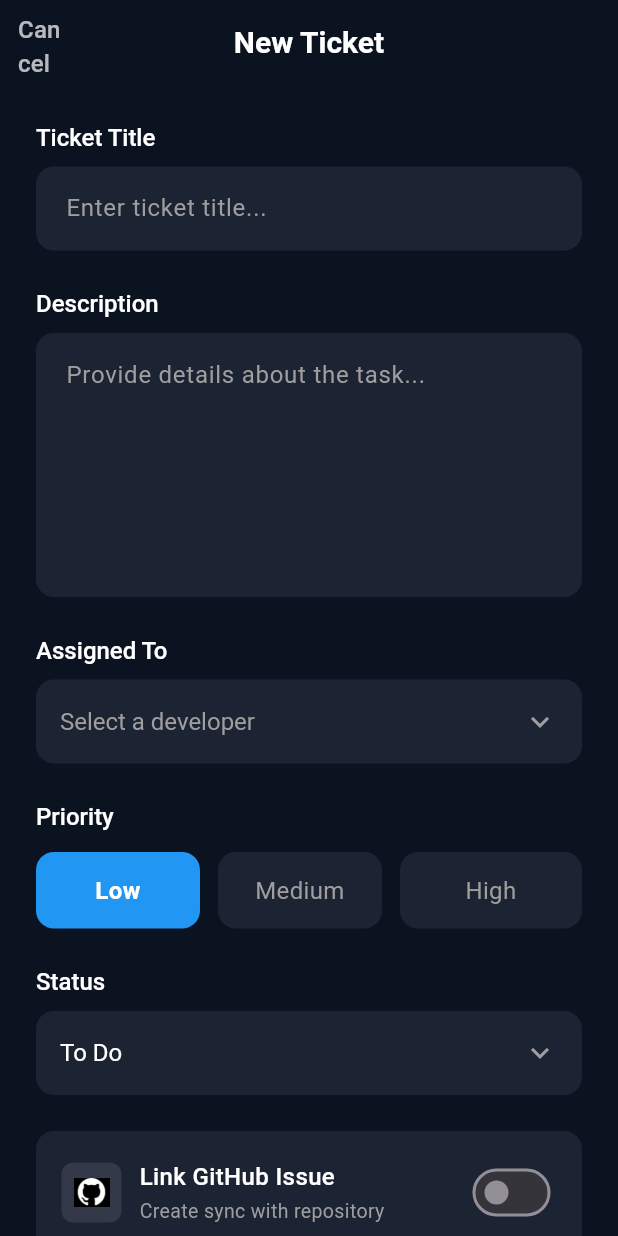
After one commit to GHEMNINGAaron/ticketeer, a Flutter app: the screen it shows once a user with an empty profile is signed in, after a tap on the "add" icon, on a phone screen of 412 x 824 dp. The commit adds this screen. Run offline on Flutter 3.47's test engine with Material 3 defaults, Android fonts, the phone set to English and light mode, and no system bars; our stand-ins replace cloud_firestore, firebase_auth, firebase_core; accounts and stored records are empty.

Commit message:
feat: Enhance ticket management with create ticket functionality and improved ticket model

```diff
--- a/lib/models/ticket.dart
+++ b/lib/models/ticket.dart
@@ -1,23 +1,130 @@
 class Ticket {
   final String id;
+  final String title;
+  final String description;
   final String project;
-  final String title;
-  final String priority; // HIGH, MEDIUM, LOW
-  final String? assignedTo;
+  final String priority; // LOW, MEDIUM, HIGH
   final String status; // NEW, ACTIVE, RESOLVED
+  final String? assignedTo; // User ID
+  final String? assignedToName; // User name for display
+  final String createdBy; // User ID
+  final String? teamId;
+  final DateTime createdAt;
+  final DateTime? updatedAt;
   final String? updatedTime;
   final String? helpWanted;
   final String iconPath;
+  final bool linkToGithub;
+  final String? githubIssueId;
 
   Ticket({
     required this.id,
+    required this.title,
+    required this.description,
     required this.project,
-    required this.title,
     required this.priority,
+    required this.status,
     this.assignedTo,
-    required this.status,
+    this.assignedToName,
+    required this.createdBy,
+    this.teamId,
+    required this.createdAt,
+    this.updatedAt,
     this.updatedTime,
     this.helpWanted,
     required this.iconPath,
+    this.linkToGithub = false,
+    this.githubIssueId,
   });
+
+  // Convertir en JSON pour Firestore
+  Map<String, dynamic> toJson() {
+    return {
+      'id': id,
+      'title': title,
+      'description': description,
+      'project': project,
+      'priority': priority,
+      'status': status,
+      'assignedTo': assignedTo,
+      'assignedToName': assignedToName,
+      'createdBy': createdBy,
+      'teamId': teamId,
+      'createdAt': createdAt.toIso8601String(),
+      'updatedAt': updatedAt?.toIso8601String(),
+      'updatedTime': updatedTime,
+      'helpWanted': helpWanted,
+      'iconPath': iconPath,
+      'linkToGithub': linkToGithub,
+      'githubIssueId': githubIssueId,
+    };
+  }
+
+  // Créer depuis JSON
+  factory Ticket.fromJson(Map<String, dynamic> json) {
+    return Ticket(
+      id: json['id'] ?? '',
+      title: json['title'] ?? '',
+      description: json['description'] ?? '',
+      project: json['project'] ?? '',
+      priority: json['priority'] ?? 'LOW',
+      status: json['status'] ?? 'NEW',
+      assignedTo: json['assignedTo'],
+      assignedToName: json['assignedToName'],
+      createdBy: json['createdBy'] ?? '',
+      teamId: json['teamId'],
+      createdAt: json['createdAt'] != null
+          ? DateTime.parse(json['createdAt'])
+          : DateTime.now(),
+      updatedAt: json['updatedAt'] != null
+          ? DateTime.parse(json['updatedAt'])
+          : null,
+      updatedTime: json['updatedTime'],
+      helpWanted: json['helpWanted'],
+      iconPath: json['iconPath'] ?? '📋',
+      linkToGithub: json['linkToGithub'] ?? false,
+      githubIssueId: json['githubIssueId'],
+    );
+  }
+
+  // Copier avec modifications
+  Ticket copyWith({
+    String? id,
+    String? title,
+    String? description,
+    String? project,
+    String? priority,
+    String? status,
+    String? assignedTo,
+    String? assignedToName,
+    String? createdBy,
+    String? teamId,
+    DateTime? createdAt,
+    DateTime? updatedAt,
+    String? updatedTime,
+    String? helpWanted,
+    String? iconPath,
+    bool? linkToGithub,
+    String? githubIssueId,
+  }) {
+    return Ticket(
+      id: id ?? this.id,
+      title: title ?? this.title,
+      description: description ?? this.description,
+      project: project ?? this.project,
+      priority: priority ?? this.priority,
+      status: status ?? this.status,
+      assignedTo: assignedTo ?? this.assignedTo,
+      assignedToName: assignedToName ?? this.assignedToName,
+      createdBy: createdBy ?? this.createdBy,
+      teamId: teamId ?? this.teamId,
+      createdAt: createdAt ?? this.createdAt,
+      updatedAt: updatedAt ?? this.updatedAt,
+      updatedTime: updatedTime ?? this.updatedTime,
+      helpWanted: helpWanted ?? this.helpWanted,
+      iconPath: iconPath ?? this.iconPath,
+      linkToGithub: linkToGithub ?? this.linkToGithub,
+      githubIssueId: githubIssueId ?? this.githubIssueId,
+    );
+  }
 }
--- /dev/null
+++ b/lib/screen/create_ticket_screen.dart
@@ -0,0 +1,316 @@
+import 'package:flutter/material.dart';
+import 'package:provider/provider.dart';
+import '../models/ticket.dart';
+import '../providers/auth_provider.dart';
+import '../widgets/custom_text_field.dart';
+import '../widgets/custom_dropdown.dart';
+import '../widgets/priority_selector.dart';
+import '../widgets/github_link_card.dart';
+import '../widgets/section_label.dart';
+
+class CreateTicketScreen extends StatefulWidget {
+  const CreateTicketScreen({Key? key}) : super(key: key);
+
+  @override
+  State<CreateTicketScreen> createState() => _CreateTicketScreenState();
+}
+
+class _CreateTicketScreenState extends State<CreateTicketScreen> {
+  final _formKey = GlobalKey<FormState>();
+  final _titleController = TextEditingController();
+  final _descriptionController = TextEditingController();
+  final _githubIssueController = TextEditingController();
+
+  String _selectedPriority = 'LOW';
+  String _selectedStatus = 'NEW';
+  String? _selectedDeveloper;
+  bool _linkToGithub = false;
+
+  // Liste fictive de développeurs (à remplacer par des données réelles)
+  final List<Map<String, String>> _developers = [
+    {'id': '1', 'name': 'Alex M.'},
+    {'id': '2', 'name': 'Sarah K.'},
+    {'id': '3', 'name': 'John D.'},
+    {'id': '4', 'name': 'Emma W.'},
+  ];
+
+  static const Map<String, String> _statusDisplayNames = {
+    'NEW': 'To Do',
+    'ACTIVE': 'In Progress',
+    'RESOLVED': 'Done',
+  };
+
+  @override
+  void dispose() {
+    _titleController.dispose();
+    _descriptionController.dispose();
+    _githubIssueController.dispose();
+    super.dispose();
+  }
+
+  void _handleCreateTicket() {
+    if (_formKey.currentState!.validate()) {
+      final authProvider = Provider.of<AuthProvider>(context, listen: false);
+
+      final newTicket = Ticket(
+        id: DateTime.now().millisecondsSinceEpoch.toString(),
+        title: _titleController.text.trim(),
+        description: _descriptionController.text.trim(),
+        project: 'INTERNAL TICKETING',
+        priority: _selectedPriority,
+        status: _selectedStatus,
+        assignedTo: _selectedDeveloper,
+        assignedToName: _selectedDeveloper != null
+            ? _developers.firstWhere(
+                (dev) => dev['id'] == _selectedDeveloper,
+              )['name']
+            : null,
+        createdBy: authProvider.user?.id ?? '',
+        createdAt: DateTime.now(),
+        iconPath: '📋',
+        linkToGithub: _linkToGithub,
+        githubIssueId:
+            _linkToGithub ? _githubIssueController.text.trim() : null,
+      );
+
+      // TODO: Sauvegarder dans Firestore
+      print('New ticket created: ${newTicket.toJson()}');
+
+      ScaffoldMessenger.of(context).showSnackBar(
+        const SnackBar(
+          content: Text('Ticket created successfully!'),
+          backgroundColor: Colors.green,
+        ),
+      );
+
+      Navigator.pop(context, newTicket);
+    }
+  }
+
+  @override
+  Widget build(BuildContext context) {
+    return Scaffold(
+      backgroundColor: const Color(0xFF0B1220),
+      appBar: _buildAppBar(),
+      body: SafeArea(
+        child: SingleChildScrollView(
+          child: Padding(
+            padding: const EdgeInsets.all(24),
+            child: Form(
+              key: _formKey,
+              child: Column(
+                crossAxisAlignment: CrossAxisAlignment.start,
+                children: [
+                  _buildTitleSection(),
+                  const SizedBox(height: 24),
+                  _buildDescriptionSection(),
+                  const SizedBox(height: 24),
+                  _buildAssignedToSection(),
+                  const SizedBox(height: 24),
+                  _buildPrioritySection(),
+                  const SizedBox(height: 24),
+                  _buildStatusSection(),
+                  const SizedBox(height: 24),
+                  _buildGitHubSection(),
+                  const SizedBox(height: 32),
+                  _buildCreateButton(),
+                ],
+              ),
+            ),
+          ),
+        ),
+      ),
+    );
+  }
+
+  PreferredSizeWidget _buildAppBar() {
+    return AppBar(
+      backgroundColor: const Color(0xFF0B1220),
+      elevation: 0,
+      leading: TextButton(
+        onPressed: () => Navigator.pop(context),
+        child: const Text(
+          'Cancel',
+          style: TextStyle(color: Colors.white70, fontSize: 16),
+        ),
+      ),
+      title: const Text(
+        'New Ticket',
+        style: TextStyle(
+          color: Colors.white,
+          fontSize: 20,
+          fontWeight: FontWeight.bold,
+        ),
+      ),
+      centerTitle: true,
+    );
+  }
+
+  Widget _buildTitleSection() {
+    return Column(
+      crossAxisAlignment: CrossAxisAlignment.start,
+      children: [
+        const SectionLabel(text: 'Ticket Title'),
+        const SizedBox(height: 8),
+        CustomTextField(
+          controller: _titleController,
+          hint: 'Enter ticket title...',
+          validator: (value) {
+            if (value == null || value.isEmpty) {
+              return 'Please enter a title';
+            }
+            return null;
+          },
+        ),
+      ],
+    );
+  }
+
+  Widget _buildDescriptionSection() {
+    return Column(
+      crossAxisAlignment: CrossAxisAlignment.start,
+      children: [
+        const SectionLabel(text: 'Description'),
+        const SizedBox(height: 8),
+        CustomTextField(
+          controller: _descriptionController,
+          hint: 'Provide details about the task...',
+          maxLines: 6,
+          validator: (value) {
+            if (value == null || value.isEmpty) {
+              return 'Please enter a description';
+            }
+            return null;
+          },
+        ),
+      ],
+    );
+  }
+
+  Widget _buildAssignedToSection() {
+    return Column(
+      crossAxisAlignment: CrossAxisAlignment.start,
+      children: [
+        const SectionLabel(text: 'Assigned To'),
+        const SizedBox(height: 8),
+        CustomDropdown<String>(
+          value: _selectedDeveloper,
+          hint: 'Select a developer',
+          items: _developers.map((dev) {
+            return DropdownMenuItem<String>(
+              value: dev['id'],
+              child: Text(dev['name']!),
+            );
+          }).toList(),
+          onChanged: (value) {
+            setState(() {
+              _selectedDeveloper = value;
+            });
+          },
+        ),
+      ],
+    );
+  }
+
+  Widget _buildPrioritySection() {
+    return Column(
+      crossAxisAlignment: CrossAxisAlignment.start,
+      children: [
+        const SectionLabel(text: 'Priority'),
+        const SizedBox(height: 12),
+        PrioritySelector(
+          selectedPriority: _selectedPriority,
+          onPriorityChanged: (priority) {
+            setState(() {
+              _selectedPriority = priority;
+            });
+          },
+        ),
+      ],
+    );
+  }
+
+  Widget _buildStatusSection() {
+    return Column(
+      crossAxisAlignment: CrossAxisAlignment.start,
+      children: [
+        const SectionLabel(text: 'Status'),
+        const SizedBox(height: 8),
+        CustomDropdown<String>(
+          value: _selectedStatus,
+          hint: 'Select status',
+          items: _statusDisplayNames.entries.map((entry) {
+            return DropdownMenuItem<String>(
+              value: entry.key,
+              child: Text(entry.value),
+            );
+          }).toList(),
+          onChanged: (value) {
+            setState(() {
+              _selectedStatus = value!;
+            });
+          },
+        ),
+      ],
+    );
+  }
+
+  Widget _buildGitHubSection() {
+    return Column(
+      crossAxisAlignment: CrossAxisAlignment.start,
+      children: [
+        GitHubLinkCard(
+          isLinked: _linkToGithub,
+          onChanged: (value) {
+            setState(() {
+              _linkToGithub = value;
+            });
+          },
+        ),
+        if (_linkToGithub) ...[
+          const SizedBox(height: 16),
+          const SectionLabel(text: 'GitHub Issue ID', isUppercase: true),
+          const SizedBox(height: 8),
+          CustomTextField(
+            controller: _githubIssueController,
+            hint: '#1402',
+            validator: (value) {
+              if (value == null || value.isEmpty) {
+                return 'Please enter GitHub issue ID';
+              }
+              return null;
+            },
+          ),
+        ],
+      ],
+    );
+  }
+
+  Widget _buildCreateButton() {
+    return ElevatedButton(
+      onPressed: _handleCreateTicket,
+      style: ElevatedButton.styleFrom(
+        backgroundColor: Colors.blue,
+        minimumSize: const Size(double.infinity, 56),
+        shape: RoundedRectangleBorder(
+          borderRadius: BorderRadius.circular(16),
+        ),
+      ),
+      child: Row(
+        mainAxisAlignment: MainAxisAlignment.center,
+        children: const [
+          Icon(Icons.add, color: Colors.white),
+          SizedBox(width: 8),
+          Text(
+            'Create Ticket',
+            style: TextStyle(
+              fontSize: 16,
+              fontWeight: FontWeight.bold,
+              color: Colors.white,
+            ),
+          ),
+        ],
+      ),
+    );
+  }
+}
--- a/lib/screen/tickets_board.dart
+++ b/lib/screen/tickets_board.dart
@@ -1,4 +1,5 @@
 import 'package:flutter/material.dart';
+import 'package:ticketeer/screen/create_ticket_screen.dart';
 import '../models/ticket.dart';
 import '../widgets/custom_tab_bar.dart';
 import '../widgets/ticket_card.dart';
@@ -24,6 +25,9 @@ class _TeamTicketsBoardState extends State<TeamTicketsBoard> {
       assignedTo: 'Alex M.',
       status: 'NEW',
       iconPath: '📱',
+      description: 'Integrate OAuth2 authentication for secure user login in production.',
+      createdBy: 'Alex M.',
+      createdAt: DateTime.now().subtract(Duration(hours: 5)),
     ),
     Ticket(
       id: '#IT-45',
@@ -34,6 +38,9 @@ class _TeamTicketsBoardState extends State<TeamTicketsBoard> {
       status: 'NEW',
       updatedTime: '2H AGO',
       iconPath: '🔧',
+      description: 'Resolve race condition in ticket assignment logic.',
+      createdBy: 'Sarah K.',
+      createdAt: DateTime.now().subtract(Duration(hours: 3)),
     ),
     Ticket(
       id: '#DOC-23',
@@ -44,6 +51,9 @@ class _TeamTicketsBoardState extends State<TeamTicketsBoard> {
       status: 'NEW',
       helpWanted: 'HELP WANTED',
       iconPath: '📄',
+      description: 'Update API v2 documentation for endpoints.',
+      createdBy: 'John D.',
+      createdAt: DateTime.now().subtract(Duration(hours: 2)),
     ),
   ];
 
@@ -51,11 +61,26 @@ class _TeamTicketsBoardState extends State<TeamTicketsBoard> {
     return tickets.where((t) => t.status == selectedTab.toUpperCase()).toList();
   }
 
+    void _navigateToCreateTicket() async {
+    final newTicket = await Navigator.push<Ticket>(
+      context,
+      MaterialPageRoute(
+        builder: (context) => const CreateTicketScreen(),
+      ),
+    );
+
+    if (newTicket != null) {
+      setState(() {
+        tickets.add(newTicket);
+      });
+    }
+  }
+
   @override
   Widget build(BuildContext context) {
-    return Scaffold(
-      backgroundColor: const Color(0xFF0D1B2A),
-      body: Column(
+    return Stack(
+      children: [
+        Column(
           children: [
             CustomTabBar(
               selectedTab: selectedTab,
@@ -74,7 +99,6 @@ class _TeamTicketsBoardState extends State<TeamTicketsBoard> {
                   return TicketCard(
                     ticket: filteredTickets[index],
                     onViewDetails: () {
-
                       print('View details: ${filteredTickets[index].id}');
                     },
                   );
@@ -84,9 +108,18 @@ class _TeamTicketsBoardState extends State<TeamTicketsBoard> {
             const SyncFooter(),
           ],
         ),
+
+        // Bouton flottant pour créer un ticket
+        Positioned(
+          bottom: 80,
+          right: 16,
+          child: FloatingActionButton(
+            onPressed: _navigateToCreateTicket,
+            backgroundColor: Colors.blue,
+            child: const Icon(Icons.add, size: 28),
+          ),
+        ),
+      ],
     );
   }
-
-
-
 }
--- /dev/null
+++ b/lib/widgets/custom_dropdown.dart
@@ -0,0 +1,42 @@
+import 'package:flutter/material.dart';
+
+class CustomDropdown<T> extends StatelessWidget {
+  final T? value;
+  final String hint;
+  final List<DropdownMenuItem<T>> items;
+  final void Function(T?) onChanged;
+
+  const CustomDropdown({
+    Key? key,
+    required this.value,
+    required this.hint,
+    required this.items,
+    required this.onChanged,
+  }) : super(key: key);
+
+  @override
+  Widget build(BuildContext context) {
+    return Container(
+      padding: const EdgeInsets.symmetric(horizontal: 16, vertical: 4),
+      decoration: BoxDecoration(
+        color: const Color(0xFF1C2333),
+        borderRadius: BorderRadius.circular(12),
+      ),
+      child: DropdownButtonHideUnderline(
+        child: DropdownButton<T>(
+          value: value,
+          hint: Text(
+            hint,
+            style: const TextStyle(color: Colors.grey),
+          ),
+          isExpanded: true,
+          dropdownColor: const Color(0xFF1C2333),
+          style: const TextStyle(color: Colors.white, fontSize: 16),
+          icon: const Icon(Icons.keyboard_arrow_down, color: Colors.grey),
+          items: items,
+          onChanged: onChanged,
+        ),
+      ),
+    );
+  }
+}
--- /dev/null
+++ b/lib/widgets/custom_text_field.dart
@@ -0,0 +1,40 @@
+import 'package:flutter/material.dart';
+
+class CustomTextField extends StatelessWidget {
+  final TextEditingController controller;
+  final String hint;
+  final int maxLines;
+  final String? Function(String?)? validator;
+  final TextInputType? keyboardType;
+
+  const CustomTextField({
+    Key? key,
+    required this.controller,
+    required this.hint,
+    this.maxLines = 1,
+    this.validator,
+    this.keyboardType,
+  }) : super(key: key);
+
+  @override
+  Widget build(BuildContext context) {
+    return TextFormField(
+      controller: controller,
+      maxLines: maxLines,
+      keyboardType: keyboardType,
+      style: const TextStyle(color: Colors.white),
+      validator: validator,
+      decoration: InputDecoration(
+        hintText: hint,
+        hintStyle: const TextStyle(color: Colors.grey),
+        filled: true,
+        fillColor: const Color(0xFF1C2333),
+        border: OutlineInputBorder(
+          borderRadius: BorderRadius.circular(12),
+          borderSide: BorderSide.none,
+        ),
+        contentPadding: const EdgeInsets.all(16),
+      ),
+    );
+  }
+}
--- /dev/null
+++ b/lib/widgets/github_link_card.dart
@@ -0,0 +1,75 @@
+import 'package:flutter/material.dart';
+
+class GitHubLinkCard extends StatelessWidget {
+  final bool isLinked;
+  final Function(bool) onChanged;
+
+  const GitHubLinkCard({
+    Key? key,
+    required this.isLinked,
+    required this.onChanged,
+  }) : super(key: key);
+
+  @override
+  Widget build(BuildContext context) {
+    return Container(
+      padding: const EdgeInsets.all(16),
+      decoration: BoxDecoration(
+        color: const Color(0xFF1C2333),
+        borderRadius: BorderRadius.circular(12),
+        border: Border.all(
+          color: isLinked
+              ? Colors.blue.withOpacity(0.5)
+              : Colors.transparent,
+          width: 1,
+        ),
+      ),
+      child: Row(
+        children: [
+          Container(
+            padding: const EdgeInsets.all(8),
+            decoration: BoxDecoration(
+              color: Colors.white.withOpacity(0.1),
+              borderRadius: BorderRadius.circular(8),
+            ),
+            child: Image.asset(
+              'asset/Image/Git.png',
+              height: 24,
+              width: 24,
+            ),
+          ),
+          const SizedBox(width: 12),
+          Expanded(
+            child: Column(
+              crossAxisAlignment: CrossAxisAlignment.start,
+              children: const [
+                Text(
+                  'Link GitHub Issue',
+                  style: TextStyle(
+                    color: Colors.white,
+                    fontSize: 16,
+                    fontWeight: FontWeight.w500,
+                  ),
+                ),
+                SizedBox(height: 2),
+                Text(
+                  'Create sync with repository',
+                  style: TextStyle(
+                    color: Colors.grey,
+                    fontSize: 13,
+                  ),
+                ),
+              ],
+            ),
+          ),
+          Switch(
+            value: isLinked,
+            onChanged: onChanged,
+            activeColor: Colors.white,
+            activeTrackColor: Colors.blue,
+          ),
+        ],
+      ),
+    );
+  }
+}
--- /dev/null
+++ b/lib/widgets/priority_selector.dart
@@ -0,0 +1,60 @@
+import 'package:flutter/material.dart';
+
+class PrioritySelector extends StatelessWidget {
+  final String selectedPriority;
+  final Function(String) onPriorityChanged;
+
+  const PrioritySelector({
+    Key? key,
+    required this.selectedPriority,
+    required this.onPriorityChanged,
+  }) : super(key: key);
+
+  static const List<String> priorities = ['LOW', 'MEDIUM', 'HIGH'];
+
+  String _getDisplayName(String priority) {
+    switch (priority) {
+      case 'LOW':
+        return 'Low';
+      case 'MEDIUM':
+        return 'Medium';
+      case 'HIGH':
+        return 'High';
+      default:
+        return priority;
+    }
+  }
+
+  @override
+  Widget build(BuildContext context) {
+    return Row(
+      children: priorities.map((priority) {
+        final isSelected = selectedPriority == priority;
+        return Expanded(
+          child: GestureDetector(
+            onTap: () => onPriorityChanged(priority),
+            child: Container(
+              margin: EdgeInsets.only(
+                right: priority != priorities.last ? 12 : 0,
+              ),
+              padding: const EdgeInsets.symmetric(vertical: 14),
+              decoration: BoxDecoration(
+                color: isSelected ? Colors.blue : const Color(0xFF1C2333),
+                borderRadius: BorderRadius.circular(12),
+              ),
+              child: Text(
+                _getDisplayName(priority),
+                textAlign: TextAlign.center,
+                style: TextStyle(
+                  color: isSelected ? Colors.white : Colors.grey,
+                  fontSize: 16,
+                  fontWeight: isSelected ? FontWeight.bold : FontWeight.normal,
+                ),
+              ),
+            ),
+          ),
+        );
+      }).toList(),
+    );
+  }
+}
--- /dev/null
+++ b/lib/widgets/section_label.dart
@@ -0,0 +1,25 @@
+import 'package:flutter/material.dart';
+
+class SectionLabel extends StatelessWidget {
+  final String text;
+  final bool isUppercase;
+
+  const SectionLabel({
+    Key? key,
+    required this.text,
+    this.isUppercase = false,
+  }) : super(key: key);
+
+  @override
+  Widget build(BuildContext context) {
+    return Text(
+      isUppercase ? text.toUpperCase() : text,
+      style: TextStyle(
+        color: isUppercase ? Colors.grey : Colors.white,
+        fontSize: isUppercase ? 12 : 16,
+        fontWeight: isUppercase ? FontWeight.w500 : FontWeight.w500,
+        letterSpacing: isUppercase ? 1.2 : 0,
+      ),
+    );
+  }
+}
```
Lines whose indentation alone changed are shown as unchanged.
